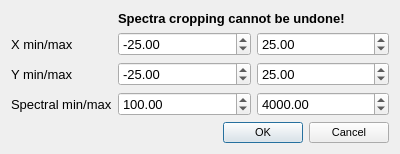
Qt form cropdialog.ui (VespucciProject/Vespucci) before a commit.
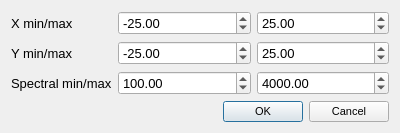
The same form after that commit.

Commit message: Ability to remove spectra or wavelengths where all values are zero (doesn't currently work as expected).

```diff
--- a/cropdialog.ui
+++ b/cropdialog.ui
@@ -19,14 +19,17 @@
    <string>Crop Dataset</string>
   </property>
   <layout class="QFormLayout" name="formLayout">
-   <item row="1" column="0">
+   <property name="fieldGrowthPolicy">
+    <enum>QFormLayout::AllNonFixedFieldsGrow</enum>
+   </property>
+   <item row="0" column="0">
     <widget class="QLabel" name="label">
      <property name="text">
       <string>X min/max</string>
      </property>
     </widget>
    </item>
-   <item row="1" column="1">
+   <item row="0" column="1">
     <layout class="QHBoxLayout" name="horizontalLayout">
      <item>
       <widget class="QDoubleSpinBox" name="xMinDoubleSpinBox">
@@ -50,14 +53,14 @@
      </item>
     </layout>
    </item>
-   <item row="2" column="0">
+   <item row="1" column="0">
     <widget class="QLabel" name="label_2">
      <property name="text">
       <string>Y min/max</string>
      </property>
     </widget>
    </item>
-   <item row="2" column="1">
+   <item row="1" column="1">
     <layout class="QHBoxLayout" name="horizontalLayout_2">
      <item>
       <widget class="QDoubleSpinBox" name="yMinDoubleSpinBox">
@@ -81,14 +84,14 @@
      </item>
     </layout>
    </item>
-   <item row="3" column="0">
+   <item row="2" column="0">
     <widget class="QLabel" name="label_3">
      <property name="text">
       <string>Spectral min/max</string>
      </property>
     </widget>
    </item>
-   <item row="3" column="1">
+   <item row="2" column="1">
     <layout class="QHBoxLayout" name="horizontalLayout_3">
      <item>
       <widget class="QDoubleSpinBox" name="wlMinDoubleSpinBox">
@@ -121,7 +124,7 @@
      </item>
     </layout>
    </item>
-   <item row="4" column="1">
+   <item row="3" column="1">
     <widget class="QDialogButtonBox" name="buttonBox">
      <property name="font">
       <font>
@@ -136,19 +139,6 @@
      </property>
     </widget>
    </item>
-   <item row="0" column="1">
-    <widget class="QLabel" name="label_4">
-     <property name="font">
-      <font>
-       <weight>75</weight>
-       <bold>true</bold>
-      </font>
-     </property>
-     <property name="text">
-      <string>Spectra cropping cannot be undone!</string>
-     </property>
-    </widget>
-   </item>
   </layout>
  </widget>
  <resources/>
```
The commit also changes 6 other files.
